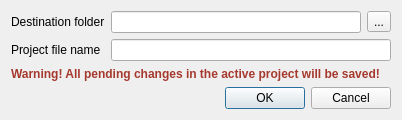
The window that src/ugeneui/src/project_support/ExportProjectDialog.ui (violethaze74/ugene) describes before a commit, drawn with Qt 5.
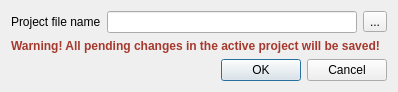
The same window after the commit.

Commit message: UGENE-6762 Use one parameter to specify a project file (#98)

What changed in the file:
```diff
--- a/src/ugeneui/src/project_support/ExportProjectDialog.ui
+++ b/src/ugeneui/src/project_support/ExportProjectDialog.ui
@@ -6,8 +6,8 @@
    <rect>
     <x>0</x>
     <y>0</y>
-    <width>416</width>
-    <height>114</height>
+    <width>387</width>
+    <height>88</height>
    </rect>
   </property>
   <property name="sizePolicy">
@@ -25,33 +25,13 @@
   <property name="modal">
    <bool>true</bool>
   </property>
-  <layout class="QGridLayout" name="gridLayout_2">
-   <property name="sizeConstraint">
-    <enum>QLayout::SetFixedSize</enum>
-   </property>
-   <item row="1" column="0">
-    <widget class="QLabel" name="warningLabel">
-     <property name="sizePolicy">
-      <sizepolicy hsizetype="Preferred" vsizetype="Preferred">
-       <horstretch>0</horstretch>
-       <verstretch>0</verstretch>
-      </sizepolicy>
-     </property>
-     <property name="text">
-      <string>&lt;!DOCTYPE HTML PUBLIC &quot;-//W3C//DTD HTML 4.0//EN&quot; &quot;http://www.w3.org/TR/REC-html40/strict.dtd&quot;&gt;
-&lt;html&gt;&lt;head&gt;&lt;meta name=&quot;qrichtext&quot; content=&quot;1&quot; /&gt;&lt;style type=&quot;text/css&quot;&gt;
-p, li { white-space: pre-wrap; }
-&lt;/style&gt;&lt;/head&gt;&lt;body style=&quot; font-weight:400; font-style:normal;&quot;&gt;
-&lt;p style=&quot; margin-top:0px; margin-bottom:0px; margin-left:0px; margin-right:0px; -qt-block-indent:0; text-indent:0px;&quot;&gt;&lt;span style=&quot; font-weight:600; color:#a6392e;&quot;&gt;Warning! All pending changes in the active project will be saved!&lt;/span&gt;&lt;/p&gt;&lt;/body&gt;&lt;/html&gt;</string>
-     </property>
-    </widget>
-   </item>
-   <item row="0" column="0">
+  <layout class="QVBoxLayout" name="verticalLayout">
+   <item>
     <layout class="QGridLayout" name="gridLayout">
      <item row="0" column="0">
-      <widget class="QLabel" name="label">
+      <widget class="QLabel" name="label_2">
        <property name="text">
-        <string>Destination folder</string>
+        <string>Project file name</string>
        </property>
       </widget>
      </item>
@@ -72,26 +52,26 @@
        </property>
       </widget>
      </item>
-     <item row="1" column="0">
-      <widget class="QLabel" name="label_2">
-       <property name="text">
-        <string>Project file name</string>
+     <item row="1" column="0" colspan="3">
+      <widget class="QLabel" name="warningLabel">
+       <property name="sizePolicy">
+        <sizepolicy hsizetype="Preferred" vsizetype="Preferred">
+         <horstretch>0</horstretch>
+         <verstretch>0</verstretch>
+        </sizepolicy>
        </property>
-      </widget>
-     </item>
-     <item row="1" column="1" colspan="2">
-      <widget class="QLineEdit" name="projectFileEdit">
-       <property name="minimumSize">
-        <size>
-         <width>250</width>
-         <height>0</height>
-        </size>
+       <property name="text">
+        <string>&lt;!DOCTYPE HTML PUBLIC &quot;-//W3C//DTD HTML 4.0//EN&quot; &quot;http://www.w3.org/TR/REC-html40/strict.dtd&quot;&gt;
+&lt;html&gt;&lt;head&gt;&lt;meta name=&quot;qrichtext&quot; content=&quot;1&quot; /&gt;&lt;style type=&quot;text/css&quot;&gt;
+p, li { white-space: pre-wrap; }
+&lt;/style&gt;&lt;/head&gt;&lt;body style=&quot; font-weight:400; font-style:normal;&quot;&gt;
+&lt;p style=&quot; margin-top:0px; margin-bottom:0px; margin-left:0px; margin-right:0px; -qt-block-indent:0; text-indent:0px;&quot;&gt;&lt;span style=&quot; font-weight:600; color:#a6392e;&quot;&gt;Warning! All pending changes in the active project will be saved!&lt;/span&gt;&lt;/p&gt;&lt;/body&gt;&lt;/html&gt;</string>
        </property>
       </widget>
      </item>
     </layout>
    </item>
-   <item row="2" column="0">
+   <item>
     <widget class="QDialogButtonBox" name="buttonBox">
      <property name="standardButtons">
       <set>QDialogButtonBox::Cancel|QDialogButtonBox::Ok</set>
```
Left out of the diff: 4 changed lines with no effect on the pictures. The commit also changes 20 other files.
